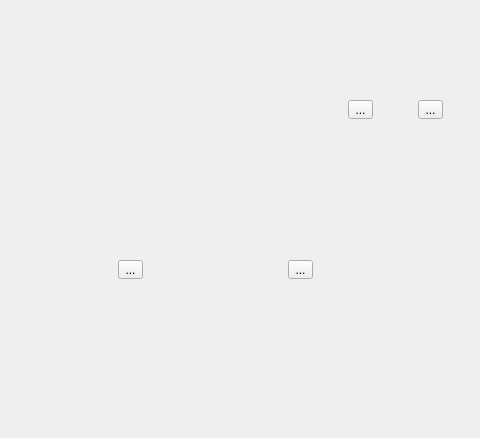
Before: the Qt Designer form ventanaprincipal.ui in DavidCrgh/Tarea_Programa_Estructuras_1, drawn with Qt 5; both pictures show x 602 to 1082 and y 0 to 438 of the 1324 by 438 pixel window.
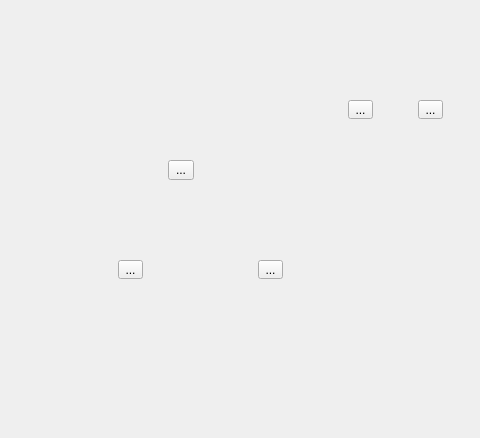
After: the same form once the commit is applied. Icons and pictures are not drawn.

Diff of the .ui file:
```diff
--- a/ventanaprincipal.ui
+++ b/ventanaprincipal.ui
@@ -912,7 +912,7 @@
    <widget class="QToolButton" name="botonHorno">
     <property name="geometry">
      <rect>
-      <x>890</x>
+      <x>860</x>
       <y>260</y>
       <width>25</width>
       <height>19</height>
@@ -1176,6 +1176,19 @@
      <string>...</string>
     </property>
    </widget>
+   <widget class="QToolButton" name="botonBandaCrudas">
+    <property name="geometry">
+     <rect>
+      <x>770</x>
+      <y>160</y>
+      <width>26</width>
+      <height>20</height>
+     </rect>
+    </property>
+    <property name="text">
+     <string>...</string>
+    </property>
+   </widget>
   </widget>
  </widget>
  <layoutdefault spacing="6" margin="11"/>
```
